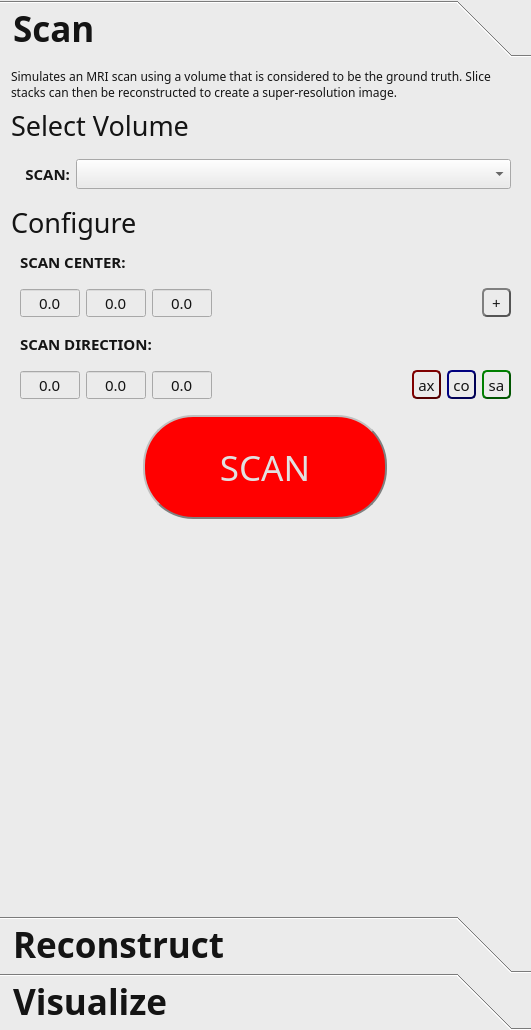
Above: Sams_Project/Plugins/com.sam.finalyearproject/src/internal/Sams_ViewControls.ui from bonzo45/Final-Year-Project before the change. Below: the same form after it.
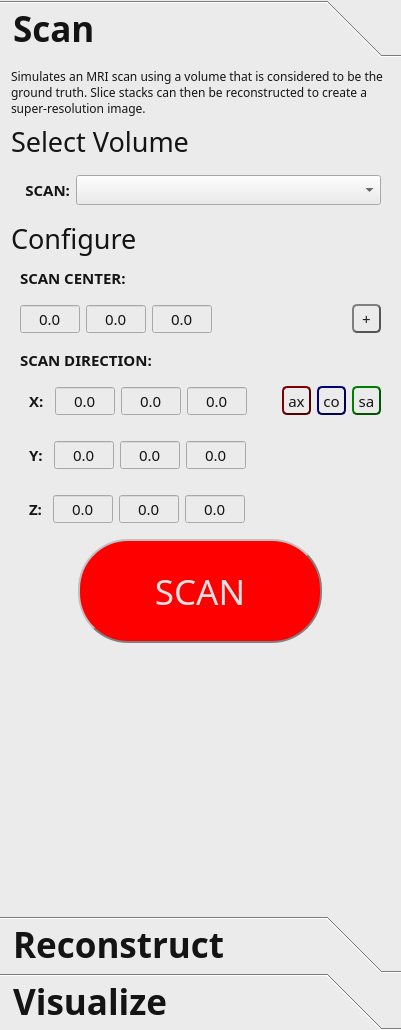
That is the form after the change. The open tabs and pages were chosen to show the change. Icons and pictures are not drawn.

Commit message: Scan simulation code in. Appears to work. Very slow.

Patch:
```diff
--- a/Sams_Project/Plugins/com.sam.finalyearproject/src/internal/Sams_ViewControls.ui
+++ b/Sams_Project/Plugins/com.sam.finalyearproject/src/internal/Sams_ViewControls.ui
@@ -6,7 +6,7 @@
    <rect>
     <x>0</x>
     <y>0</y>
-    <width>531</width>
+    <width>401</width>
     <height>1030</height>
    </rect>
   </property>
@@ -60,7 +60,7 @@
        <rect>
         <x>0</x>
         <y>0</y>
-        <width>531</width>
+        <width>401</width>
         <height>883</height>
        </rect>
       </property>
@@ -395,9 +395,41 @@
               <number>9</number>
              </property>
              <item>
-              <widget class="QDoubleSpinBox" name="doubleSpinBoxScanDirectionX">
+              <widget class="QLabel" name="labelSCAN_5">
+               <property name="sizePolicy">
+                <sizepolicy hsizetype="Fixed" vsizetype="Preferred">
+                 <horstretch>0</horstretch>
+                 <verstretch>0</verstretch>
+                </sizepolicy>
+               </property>
+               <property name="minimumSize">
+                <size>
+                 <width>0</width>
+                 <height>0</height>
+                </size>
+               </property>
                <property name="maximumSize">
                 <size>
+                 <width>16777215</width>
+                 <height>16777215</height>
+                </size>
+               </property>
+               <property name="styleSheet">
+                <string notr="true">font-weight: bold;
+margin-left: 5px;</string>
+               </property>
+               <property name="text">
+                <string>X:</string>
+               </property>
+               <property name="alignment">
+                <set>Qt::AlignLeading|Qt::AlignLeft|Qt::AlignVCenter</set>
+               </property>
+              </widget>
+             </item>
+             <item>
+              <widget class="QDoubleSpinBox" name="doubleSpinBoxScanXAxisX">
+               <property name="maximumSize">
+                <size>
                  <width>60</width>
                  <height>16777215</height>
                 </size>
@@ -411,6 +443,9 @@
                <property name="decimals">
                 <number>1</number>
                </property>
+               <property name="minimum">
+                <double>-10000.000000000000000</double>
+               </property>
                <property name="maximum">
                 <double>100000.000000000000000</double>
                </property>
@@ -433,6 +468,9 @@
                <property name="decimals">
                 <number>1</number>
                </property>
+               <property name="minimum">
+                <double>-10000.000000000000000</double>
+               </property>
                <property name="maximum">
                 <double>100000.000000000000000</double>
                </property>
@@ -455,6 +493,9 @@
                <property name="decimals">
                 <number>1</number>
                </property>
+               <property name="minimum">
+                <double>-10000.000000000000000</double>
+               </property>
                <property name="maximum">
                 <double>100000.000000000000000</double>
                </property>
@@ -577,6 +618,276 @@
             </layout>
            </widget>
           </item>
+          <item>
+           <widget class="QWidget" name="widget1Scan_5" native="true">
+            <property name="maximumSize">
+             <size>
+              <width>16777215</width>
+              <height>50</height>
+             </size>
+            </property>
+            <layout class="QHBoxLayout" name="horizontalLayout_27">
+             <property name="margin">
+              <number>9</number>
+             </property>
+             <item>
+              <widget class="QLabel" name="labelSCAN_6">
+               <property name="sizePolicy">
+                <sizepolicy hsizetype="Fixed" vsizetype="Preferred">
+                 <horstretch>0</horstretch>
+                 <verstretch>0</verstretch>
+                </sizepolicy>
+               </property>
+               <property name="minimumSize">
+                <size>
+                 <width>0</width>
+                 <height>0</height>
+                </size>
+               </property>
+               <property name="maximumSize">
+                <size>
+                 <width>16777215</width>
+                 <height>16777215</height>
+                </size>
+               </property>
+               <property name="styleSheet">
+                <string notr="true">font-weight: bold;
+margin-left: 5px;</string>
+               </property>
+               <property name="text">
+                <string>Y:</string>
+               </property>
+               <property name="alignment">
+                <set>Qt::AlignLeading|Qt::AlignLeft|Qt::AlignVCenter</set>
+               </property>
+              </widget>
+             </item>
+             <item>
+              <widget class="QDoubleSpinBox" name="doubleSpinBoxScanYAxisX">
+               <property name="maximumSize">
+                <size>
+                 <width>60</width>
+                 <height>16777215</height>
+                </size>
+               </property>
+               <property name="alignment">
+                <set>Qt::AlignCenter</set>
+               </property>
+               <property name="buttonSymbols">
+                <enum>QAbstractSpinBox::NoButtons</enum>
+               </property>
+               <property name="decimals">
+                <number>1</number>
+               </property>
+               <property name="minimum">
+                <double>-10000.000000000000000</double>
+               </property>
+               <property name="maximum">
+                <double>100000.000000000000000</double>
+               </property>
+              </widget>
+             </item>
+             <item>
+              <widget class="QDoubleSpinBox" name="doubleSpinBoxScanYAxisY">
+               <property name="maximumSize">
+                <size>
+                 <width>60</width>
+                 <height>16777215</height>
+                </size>
+               </property>
+               <property name="alignment">
+                <set>Qt::AlignCenter</set>
+               </property>
+               <property name="buttonSymbols">
+                <enum>QAbstractSpinBox::NoButtons</enum>
+               </property>
+               <property name="decimals">
+                <number>1</number>
+               </property>
+               <property name="minimum">
+                <double>-10000.000000000000000</double>
+               </property>
+               <property name="maximum">
+                <double>100000.000000000000000</double>
+               </property>
+              </widget>
+             </item>
+             <item>
+              <widget class="QDoubleSpinBox" name="doubleSpinBoxScanYAxisZ">
+               <property name="maximumSize">
+                <size>
+                 <width>60</width>
+                 <height>16777215</height>
+                </size>
+               </property>
+               <property name="alignment">
+                <set>Qt::AlignCenter</set>
+               </property>
+               <property name="buttonSymbols">
+                <enum>QAbstractSpinBox::NoButtons</enum>
+               </property>
+               <property name="decimals">
+                <number>1</number>
+               </property>
+               <property name="minimum">
+                <double>-10000.000000000000000</double>
+               </property>
+               <property name="maximum">
+                <double>100000.000000000000000</double>
+               </property>
+              </widget>
+             </item>
+             <item>
+              <spacer name="horizontalSpacer_7">
+               <property name="orientation">
+                <enum>Qt::Horizontal</enum>
+               </property>
+               <property name="sizeHint" stdset="0">
+                <size>
+                 <width>40</width>
+                 <height>20</height>
+                </size>
+               </property>
+              </spacer>
+             </item>
+            </layout>
+           </widget>
+          </item>
+          <item>
+           <widget class="QWidget" name="widget1Scan_6" native="true">
+            <property name="maximumSize">
+             <size>
+              <width>16777215</width>
+              <height>50</height>
+             </size>
+            </property>
+            <layout class="QHBoxLayout" name="horizontalLayout_28">
+             <property name="margin">
+              <number>9</number>
+             </property>
+             <item>
+              <widget class="QLabel" name="labelSCAN_7">
+               <property name="sizePolicy">
+                <sizepolicy hsizetype="Fixed" vsizetype="Preferred">
+                 <horstretch>0</horstretch>
+                 <verstretch>0</verstretch>
+                </sizepolicy>
+               </property>
+               <property name="minimumSize">
+                <size>
+                 <width>0</width>
+                 <height>0</height>
+                </size>
+               </property>
+               <property name="maximumSize">
+                <size>
+                 <width>16777215</width>
+                 <height>16777215</height>
+                </size>
+               </property>
+               <property name="styleSheet">
+                <string notr="true">font-weight: bold;
+margin-left: 5px;</string>
+               </property>
+               <property name="text">
+                <string>Z:</string>
+               </property>
+               <property name="alignment">
+                <set>Qt::AlignLeading|Qt::AlignLeft|Qt::AlignVCenter</set>
+               </property>
+              </widget>
+             </item>
+             <item>
+              <widget class="QDoubleSpinBox" name="doubleSpinBoxScanZAxisX">
+               <property name="maximumSize">
+                <size>
+                 <width>60</width>
+                 <height>16777215</height>
+                </size>
+               </property>
+               <property name="alignment">
+                <set>Qt::AlignCenter</set>
+               </property>
+               <property name="buttonSymbols">
+                <enum>QAbstractSpinBox::NoButtons</enum>
+               </property>
+               <property name="decimals">
+                <number>1</number>
+               </property>
+               <property name="minimum">
+                <double>-10000.000000000000000</double>
+               </property>
+               <property name="maximum">
+                <double>100000.000000000000000</double>
+               </property>
+              </widget>
+             </item>
+             <item>
+              <widget class="QDoubleSpinBox" name="doubleSpinBoxScanZAxisY">
+               <property name="maximumSize">
+                <size>
+                 <width>60</width>
+                 <height>16777215</height>
+                </size>
+               </property>
+               <property name="alignment">
+                <set>Qt::AlignCenter</set>
+               </property>
+               <property name="buttonSymbols">
+                <enum>QAbstractSpinBox::NoButtons</enum>
+               </property>
+               <property name="decimals">
+                <number>1</number>
+               </property>
+               <property name="minimum">
+                <double>-10000.000000000000000</double>
+               </property>
+               <property name="maximum">
+                <double>100000.000000000000000</double>
+               </property>
+              </widget>
+             </item>
+             <item>
+              <widget class="QDoubleSpinBox" name="doubleSpinBoxScanZAxisZ">
+               <property name="maximumSize">
+                <size>
+                 <width>60</width>
+                 <height>16777215</height>
+                </size>
+               </property>
+               <property name="alignment">
+                <set>Qt::AlignCenter</set>
+               </property>
+               <property name="buttonSymbols">
+                <enum>QAbstractSpinBox::NoButtons</enum>
+               </property>
+               <property name="decimals">
+                <number>1</number>
+               </property>
+               <property name="minimum">
+                <double>-10000.000000000000000</double>
+               </property>
+               <property name="maximum">
+                <double>100000.000000000000000</double>
+               </property>
+              </widget>
+             </item>
+             <item>
+              <spacer name="horizontalSpacer_8">
+               <property name="orientation">
+                <enum>Qt::Horizontal</enum>
+               </property>
+               <property name="sizeHint" stdset="0">
+                <size>
+                 <width>40</width>
+                 <height>20</height>
+                </size>
+               </property>
+              </spacer>
+             </item>
+            </layout>
+           </widget>
+          </item>
           <item>
            <widget class="QWidget" name="widget_6" native="true">
             <layout class="QHBoxLayout" name="horizontalLayout_22">
```
Left out of the diff: 10 changed lines with no effect on the pictures. The commit also changes 7 other files.
